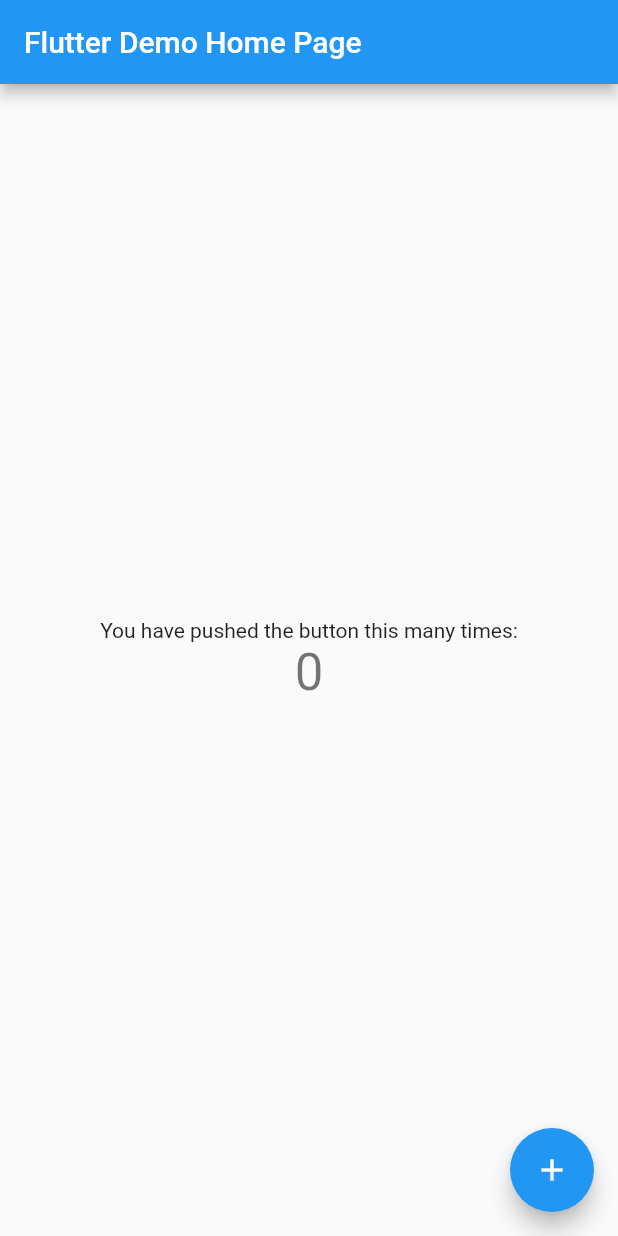
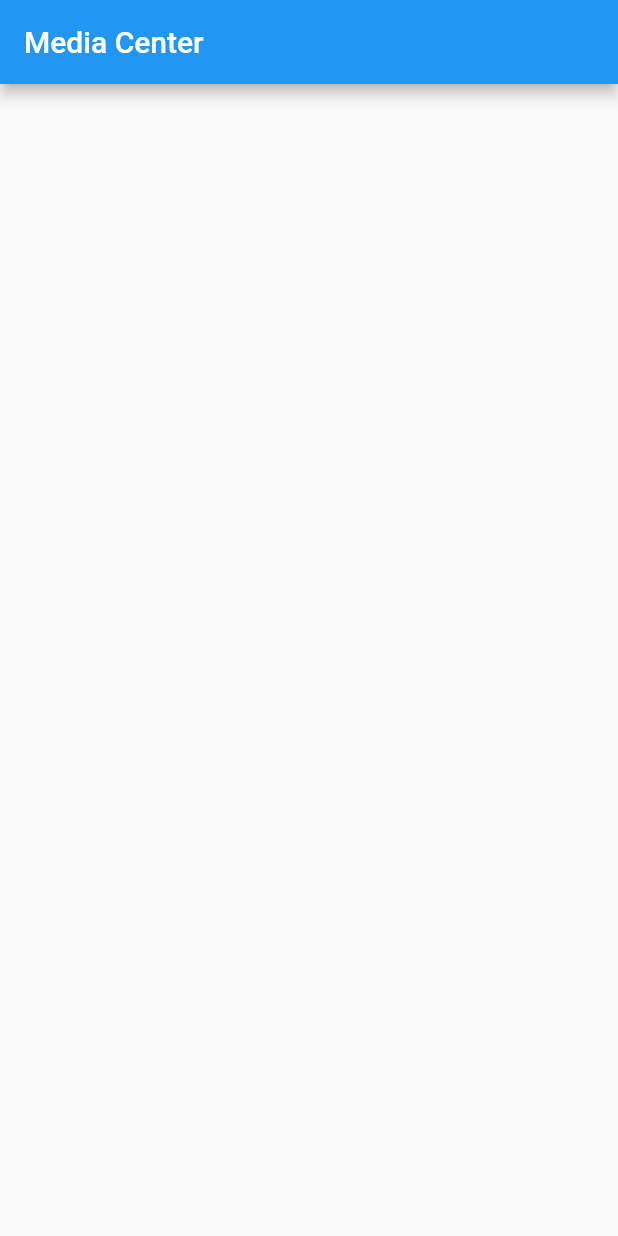
Before and after one commit to atmelaku/MediaCenterFlutter, a Flutter app: the screen it shows after launch, on a phone screen of 412 x 824 dp. Run offline on Flutter 3.47's test engine with Material 2 defaults, Android fonts, the phone set to English and light mode, and no system bars; our stand-ins replace firebase_core; accounts and stored records are empty.

```diff
--- /dev/null
+++ b/lib/homepage/homepage.dart
@@ -0,0 +1,18 @@
+import 'package:flutter/material.dart';
+
+class HomePage extends StatefulWidget {
+  @override
+  _HomePageState createState() {
+    return _HomePageState();
+  }
+}
+
+class _HomePageState extends State<HomePage> {
+  @override
+  Widget build(BuildContext context) {
+    return Scaffold(
+      appBar: AppBar(title: Text('Media Center')),
+      body: Container(),
+    );
+  }
+}
--- a/lib/main.dart
+++ b/lib/main.dart
@@ -1,6 +1,11 @@
+import 'package:firebase_core/firebase_core.dart';
 import 'package:flutter/material.dart';
+import 'homepage/homepage.dart';
 
-void main() {
+
+void main() async {
+  WidgetsFlutterBinding.ensureInitialized();
+  await Firebase.initializeApp();
   runApp(MyApp());
 }
 
@@ -9,109 +14,8 @@ class MyApp extends StatelessWidget {
   @override
   Widget build(BuildContext context) {
     return MaterialApp(
-      title: 'Flutter Demo',
-      theme: ThemeData(
-        // This is the theme of your application.
-        //
-        // Try running your application with "flutter run". You'll see the
-        // application has a blue toolbar. Then, without quitting the app, try
-        // changing the primarySwatch below to Colors.green and then invoke
-        // "hot reload" (press "r" in the console where you ran "flutter run",
-        // or simply save your changes to "hot reload" in a Flutter IDE).
-        // Notice that the counter didn't reset back to zero; the application
-        // is not restarted.
-        primarySwatch: Colors.blue,
-        // This makes the visual density adapt to the platform that you run
-        // the app on. For desktop platforms, the controls will be smaller and
-        // closer together (more dense) than on mobile platforms.
-        visualDensity: VisualDensity.adaptivePlatformDensity,
-      ),
-      home: MyHomePage(title: 'Flutter Demo Home Page'),
+      title: "Baby Names",
+      home: HomePage(),
     );
   }
 }
-
-class MyHomePage extends StatefulWidget {
-  MyHomePage({Key key, this.title}) : super(key: key);
-
-  // This widget is the home page of your application. It is stateful, meaning
-  // that it has a State object (defined below) that contains fields that affect
-  // how it looks.
-
-  // This class is the configuration for the state. It holds the values (in this
-  // case the title) provided by the parent (in this case the App widget) and
-  // used by the build method of the State. Fields in a Widget subclass are
-  // always marked "final".
-
-  final String title;
-
-  @override
-  _MyHomePageState createState() => _MyHomePageState();
-}
-
-class _MyHomePageState extends State<MyHomePage> {
-  int _counter = 0;
-
-  void _incrementCounter() {
-    setState(() {
-      // This call to setState tells the Flutter framework that something has
-      // changed in this State, which causes it to rerun the build method below
-      // so that the display can reflect the updated values. If we changed
-      // _counter without calling setState(), then the build method would not be
-      // called again, and so nothing would appear to happen.
-      _counter++;
-    });
-  }
-
-  @override
-  Widget build(BuildContext context) {
-    // This method is rerun every time setState is called, for instance as done
-    // by the _incrementCounter method above.
-    //
-    // The Flutter framework has been optimized to make rerunning build methods
-    // fast, so that you can just rebuild anything that needs updating rather
-    // than having to individually change instances of widgets.
-    return Scaffold(
-      appBar: AppBar(
-        // Here we take the value from the MyHomePage object that was created by
-        // the App.build method, and use it to set our appbar title.
-        title: Text(widget.title),
-      ),
-      body: Center(
-        // Center is a layout widget. It takes a single child and positions it
-        // in the middle of the parent.
-        child: Column(
-          // Column is also a layout widget. It takes a list of children and
-          // arranges them vertically. By default, it sizes itself to fit its
-          // children horizontally, and tries to be as tall as its parent.
-          //
-          // Invoke "debug painting" (press "p" in the console, choose the
-          // "Toggle Debug Paint" action from the Flutter Inspector in Android
-          // Studio, or the "Toggle Debug Paint" command in Visual Studio Code)
-          // to see the wireframe for each widget.
-          //
-          // Column has various properties to control how it sizes itself and
-          // how it positions its children. Here we use mainAxisAlignment to
-          // center the children vertically; the main axis here is the vertical
-          // axis because Columns are vertical (the cross axis would be
-          // horizontal).
-          mainAxisAlignment: MainAxisAlignment.center,
-          children: <Widget>[
-            Text(
-              'You have pushed the button this many times:',
-            ),
-            Text(
-              '$_counter',
-              style: Theme.of(context).textTheme.headline4,
-            ),
-          ],
-        ),
-      ),
-      floatingActionButton: FloatingActionButton(
-        onPressed: _incrementCounter,
-        tooltip: 'Increment',
-        child: Icon(Icons.add),
-      ), // This trailing comma makes auto-formatting nicer for build methods.
-    );
-  }
-}
--- a/pubspec.yaml
+++ b/pubspec.yaml
@@ -21,6 +21,7 @@ environment:
   sdk: ">=2.7.0 <3.0.0"
 
 dependencies:
+  cloud_firestore: ^0.16.0
   flutter:
     sdk: flutter
 
```
Also changed, not shown: pubspec.lock, 3 other files.
